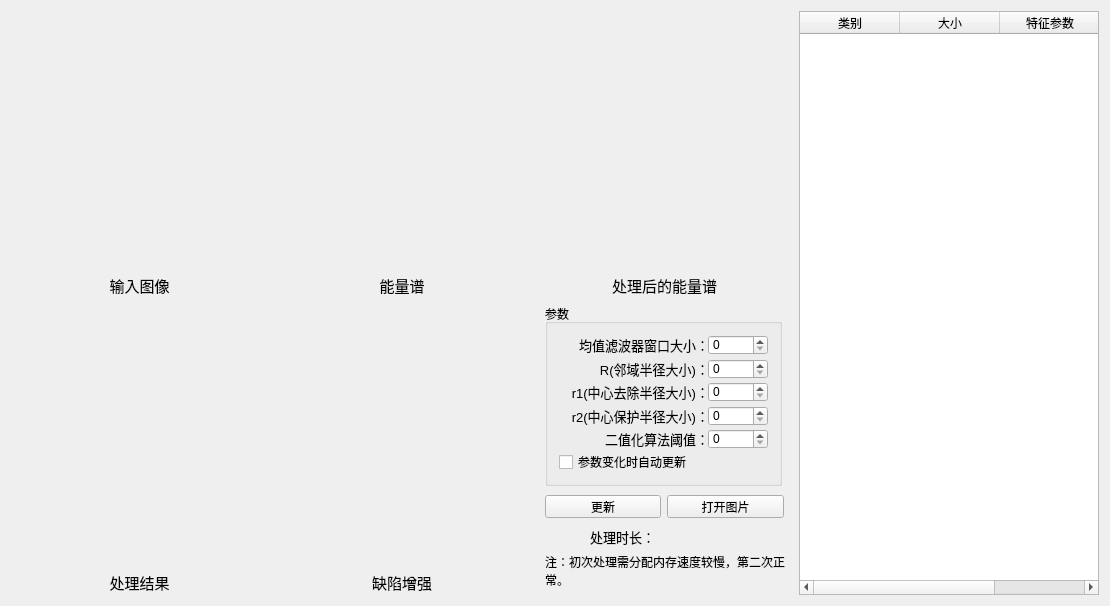
The window that mainwindow.ui (WangHongshuo/TFT-LCD_defects_detecter-Qt-opencv) describes before a commit, drawn with Qt 5.
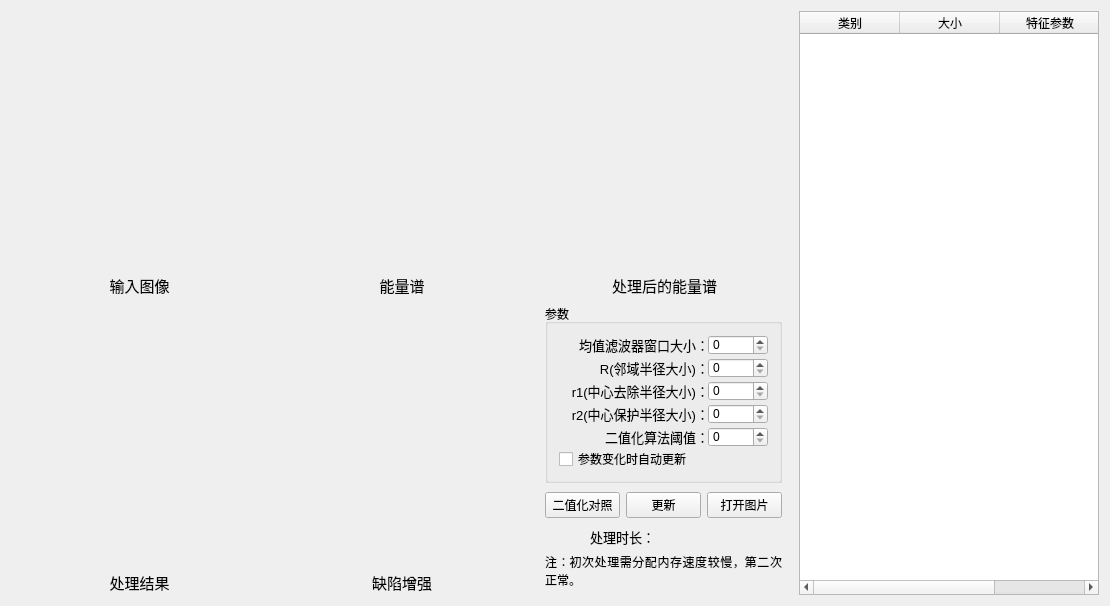
The same window after the commit. Custom widgets are drawn as their Qt base class.

Commit message: 添加二值化算法做对照

Diff of the .ui file:
```diff
--- a/mainwindow.ui
+++ b/mainwindow.ui
@@ -371,17 +371,24 @@
          </item>
          <item>
           <layout class="QHBoxLayout" name="horizontalLayout">
+           <item>
+            <widget class="QPushButton" name="qpbBinaryTest">
+             <property name="maximumSize">
+              <size>
+               <width>234</width>
+               <height>46</height>
+              </size>
+             </property>
+             <property name="text">
+              <string>二值化对照</string>
+             </property>
+            </widget>
+           </item>
            <item>
             <widget class="QPushButton" name="qpbUpdate">
-             <property name="minimumSize">
-              <size>
-               <width>116</width>
-               <height>23</height>
-              </size>
-             </property>
              <property name="maximumSize">
               <size>
-               <width>232</width>
+               <width>234</width>
                <height>46</height>
               </size>
              </property>
@@ -392,12 +399,6 @@
            </item>
            <item>
             <widget class="QPushButton" name="qpbOpenFile">
-             <property name="minimumSize">
-              <size>
-               <width>117</width>
-               <height>23</height>
-              </size>
-             </property>
              <property name="maximumSize">
               <size>
                <width>234</width>
@@ -474,12 +475,6 @@
              <verstretch>0</verstretch>
             </sizepolicy>
            </property>
-           <property name="minimumSize">
-            <size>
-             <width>240</width>
-             <height>30</height>
-            </size>
-           </property>
            <property name="maximumSize">
             <size>
              <width>500</width>
```
Left out of the diff: 21 changed lines with no effect on the pictures. The commit also changes 8 other files.
